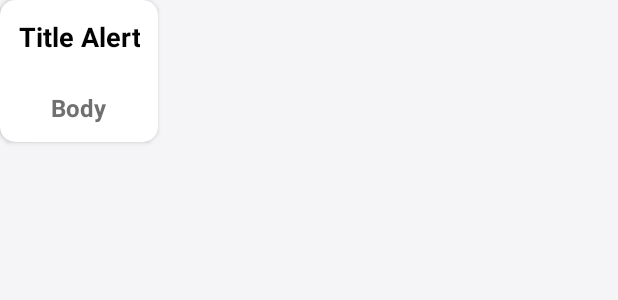
After one commit to oleksandr-riabykh/find_lottery, an Android app: the layout notification_alert.xml on its own in the app's theme, with its tools: preview values and no code run, on a phone screen of 412 x 824 dp. The commit adds this screen. Shown: the top 300 px of the screen. Run offline under Robolectric (Android 15) with nearby library versions, the phone set to English and light mode, and no system bars; network calls fail.

Commit message:
Added alert dialog remove select handler

```diff
--- a/app/src/main/res/layout/bottom_sheet_map.xml
+++ b/app/src/main/res/layout/bottom_sheet_map.xml
@@ -21,6 +21,9 @@
         android:inputType="numberDecimal"
         android:imeOptions="actionDone"
         android:singleLine="true"
+        android:textSelectHandle="@android:color/transparent"
+        android:textSelectHandleLeft="@android:color/transparent"
+        android:textSelectHandleRight="@android:color/transparent"
         android:maxLength="6"
         android:nextFocusDown="@id/email" />
 
--- /dev/null
+++ b/app/src/main/res/layout/notification_alert.xml
@@ -0,0 +1,38 @@
+<?xml version="1.0" encoding="utf-8"?>
+
+<androidx.cardview.widget.CardView xmlns:android="http://schemas.android.com/apk/res/android"
+    xmlns:app="http://schemas.android.com/apk/res-auto"
+    android:layout_width="wrap_content"
+    android:layout_height="wrap_content"
+    app:cardCornerRadius="10dp">
+
+    <androidx.appcompat.widget.LinearLayoutCompat
+        android:layout_width="match_parent"
+        android:layout_height="wrap_content"
+        android:gravity="center"
+        android:orientation="vertical">
+
+        <TextView
+            android:id="@+id/textView"
+            android:layout_width="wrap_content"
+            android:layout_height="wrap_content"
+            android:gravity="center"
+            android:padding="12dp"
+            android:text="Title Alert"
+            android:textColor="@color/textColorDarkGray"
+            android:textSize="18sp"
+            android:textStyle="bold" />
+
+        <TextView
+            android:id="@+id/body"
+            android:layout_width="wrap_content"
+            android:layout_height="wrap_content"
+            android:gravity="center"
+            android:padding="12dp"
+            android:text="Body"
+            android:textColor="@color/colorPrimaryText"
+            android:textSize="16sp"
+            android:textStyle="bold" />
+    </androidx.appcompat.widget.LinearLayoutCompat>
+
+</androidx.cardview.widget.CardView>
```
Also changed, not shown: app/src/main/java/com/limestudio/findlottery/extensions/Extension.kt (+18 -0 lines), app/src/main/java/com/limestudio/findlottery/presentation/ui/map/MapsFragment.kt (+15 -38 lines).
